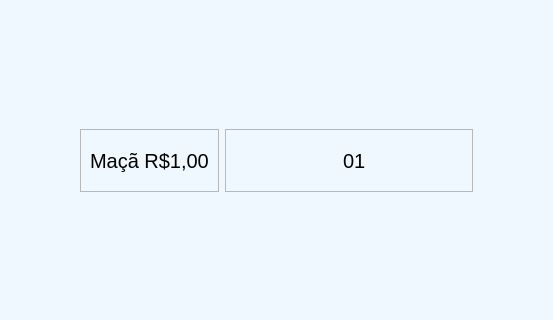
Qt form ui_tela_principal.ui (CelsoLucas/Mercado) before a commit; both pictures show x 478 to 1031 and y 317 to 637 of the 1260 by 845 pixel window.
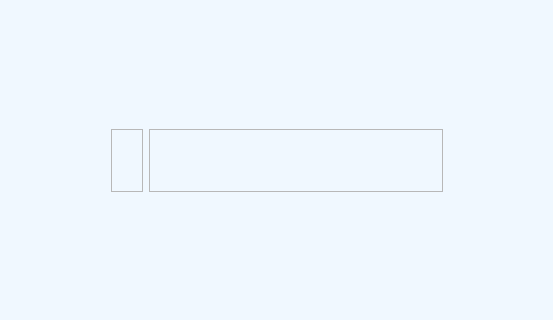
The same form after that commit. The open tabs and pages were chosen to show the change. Icons and pictures are not drawn.

```diff
--- a/ui_tela_principal.ui
+++ b/ui_tela_principal.ui
@@ -1200,7 +1200,7 @@
                               <string notr="true">font-size:20px;</string>
                              </property>
                              <property name="text">
-                              <string>Maçã R$1,00</string>
+                              <string/>
                              </property>
                             </widget>
                            </item>
@@ -1231,12 +1231,19 @@
                             </widget>
                            </item>
                            <item>
-                            <widget class="QLabel" name="txt_quantidade">
+                            <widget class="QLineEdit" name="txt_quantidade">
+                             <property name="maximumSize">
+                              <size>
+                               <width>50</width>
+                               <height>16777215</height>
+                              </size>
+                             </property>
                              <property name="styleSheet">
-                              <string notr="true">font-size: 20px;</string>
+                              <string notr="true">background-color: transparent;
+border: none;</string>
                              </property>
                              <property name="text">
-                              <string>  01</string>
+                              <string/>
                              </property>
                             </widget>
                            </item>
```
Left out of the diff: 24 changed lines with no effect on the pictures.
